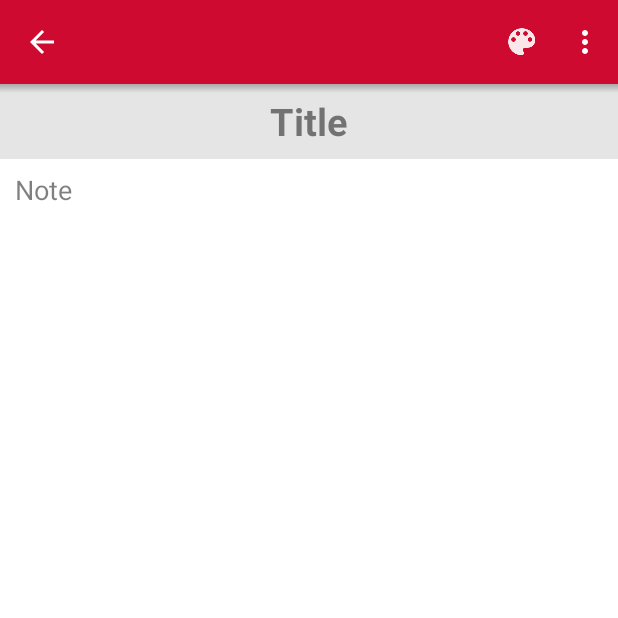
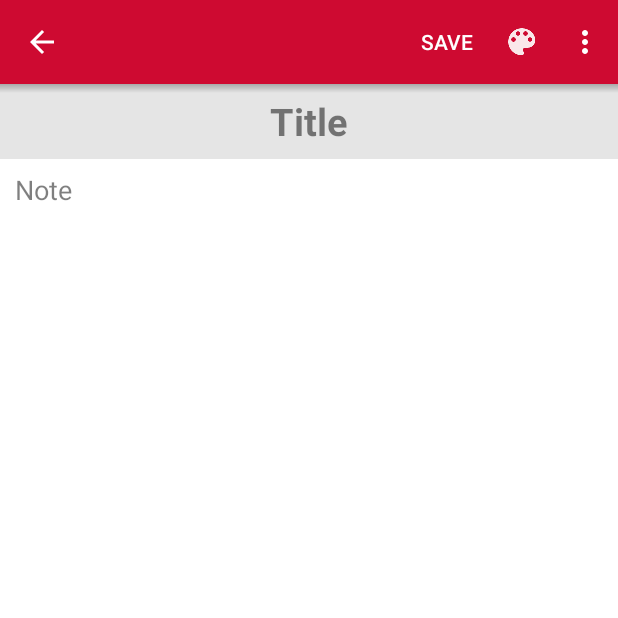
Before and after one commit to rajabhargava/notesapp, an Android app: the EditActivity screen opened directly, with no data from a screen before it, on a phone screen of 412 x 824 dp, the top half of it. Run offline under Robolectric (Android 15) with nearby library versions, the phone set to English and light mode, and no system bars.

Commit message:
added save button

```diff
--- a/app/build.gradle
+++ b/app/build.gradle
@@ -27,6 +27,7 @@ dependencies {
     androidTestImplementation 'com.android.support.test.espresso:espresso-core:3.0.2'
     implementation 'com.google.firebase:firebase-core:16.0.0'
     implementation 'com.google.firebase:firebase-auth:16.0.1'
+    implementation 'com.google.firebase:firebase-database:16.0.1'
     implementation 'com.firebaseui:firebase-ui-auth:4.0.0'
 }
 apply plugin: 'com.google.gms.google-services'
--- a/app/src/main/res/layout/activity_main.xml
+++ b/app/src/main/res/layout/activity_main.xml
@@ -10,7 +10,9 @@
 
     <include
         android:id="@+id/toolbarMain"
-        layout="@layout/toolbar"/>
+        layout="@layout/toolbar"
+        android:layout_alignParentStart="true"
+        android:layout_alignParentTop="true" />
 
     <ListView
         android:layout_width="match_parent"
--- a/app/src/main/res/menu/menu_edit.xml
+++ b/app/src/main/res/menu/menu_edit.xml
@@ -9,7 +9,7 @@
         android:title="@string/action_note_colour"
         android:orderInCategory="100"
         android:icon="@drawable/ic_note_colour"
-        app:showAsAction="ifRoom" />
+        app:showAsAction="always" />
 
     <item android:id="@+id/action_font_size"
         android:title="@string/action_font_size"
@@ -21,4 +21,9 @@
         android:orderInCategory="103"
         app:showAsAction="never" />
 
+    <item android:id="@+id/save_option"
+        android:title="SAVE"
+        android:orderInCategory="99"
+        app:showAsAction="always"/>
+
 </menu>
```
Also changed, not shown: app/src/main/java/com/rajabhargava/android/ciphernotes/EditActivity.java (+9 -0 lines), app/src/main/java/com/rajabhargava/android/ciphernotes/MainActivity.java (indentation only), 1 other file.
